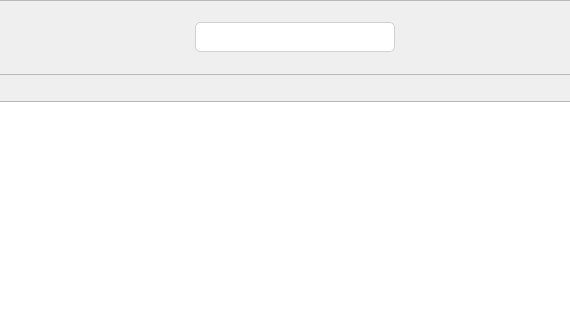
Qt form assets/ui/experiments.ui (jfnavarro/st_viewer) before a commit; both pictures show x 231 to 801 and y 0 to 320 of the 1137 by 613 pixel window.
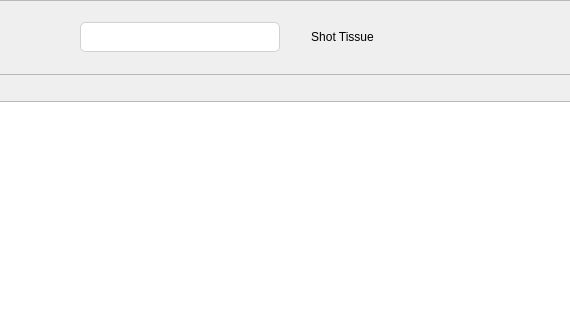
The same form after that commit. Icons and pictures are not drawn. Custom widgets are drawn as their Qt base class.

Commit message: added support to store and view a snapshot of the tissue when saving selections Fixed a bug in the reg-exp with the string matching Fixed a bug with the reg-ex not selecting all genes in feature Added mixed picture Change-Id: Id92b927c203e1e85e230bc349e32c68adca9dae3

Diff of the .ui file:
```diff
--- a/assets/ui/experiments.ui
+++ b/assets/ui/experiments.ui
@@ -216,12 +216,44 @@
            </property>
           </widget>
          </item>
+         <item>
+          <widget class="QPushButton" name="showTissue">
+           <property name="minimumSize">
+            <size>
+             <width>85</width>
+             <height>70</height>
+            </size>
+           </property>
+           <property name="maximumSize">
+            <size>
+             <width>85</width>
+             <height>70</height>
+            </size>
+           </property>
+           <property name="text">
+            <string>Shot Tissue</string>
+           </property>
+           <property name="icon">
+            <iconset resource="../../../st_client-build/application.qrc">
+             <normaloff>:/images/tissue_snapshot.png</normaloff>:/images/tissue_snapshot.png</iconset>
+           </property>
+           <property name="iconSize">
+            <size>
+             <width>85</width>
+             <height>70</height>
+            </size>
+           </property>
+           <property name="flat">
+            <bool>true</bool>
+           </property>
+          </widget>
+         </item>
          <item>
           <widget class="QPushButton" name="ddaAnalysis">
            <property name="minimumSize">
             <size>
-             <width>75</width>
-             <height>50</height>
+             <width>85</width>
+             <height>70</height>
             </size>
            </property>
            <property name="maximumSize">
```
The commit also changes 14 other files.
